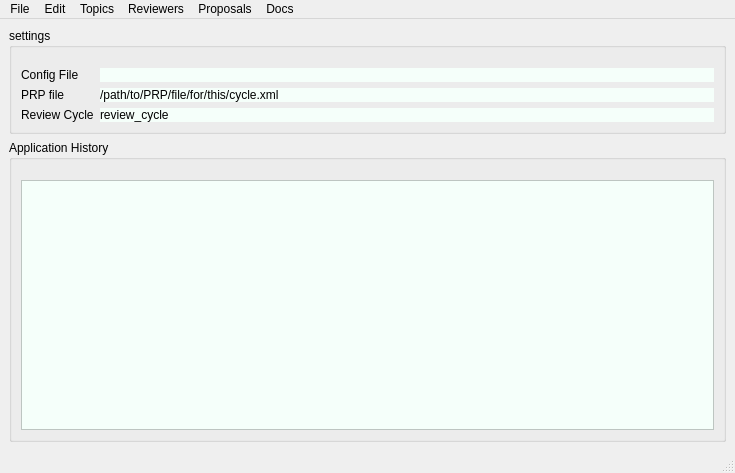
prjemian/assign_gup, file src/Assign_GUP/resources/main_window.ui: the form before one commit.
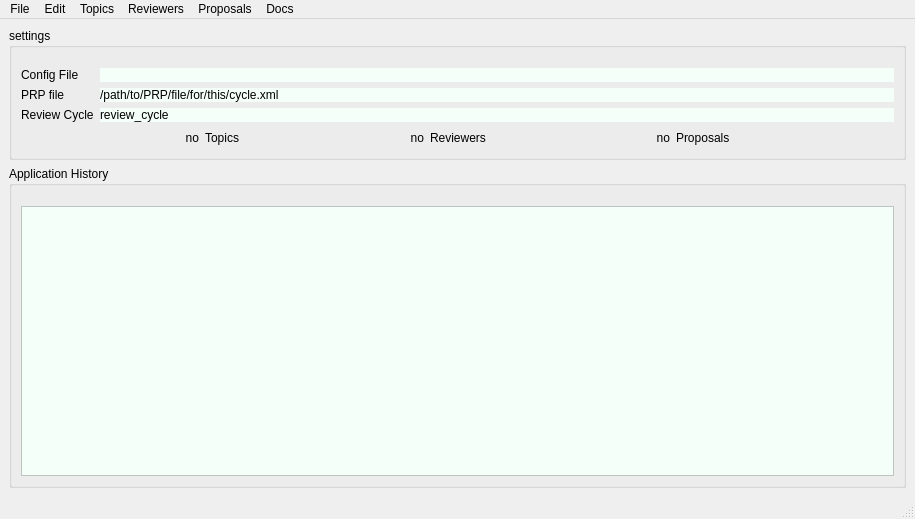
The form after the commit.

Commit message: display numbers of topics, reviewers and proposals in memory

```diff
--- a/src/Assign_GUP/resources/main_window.ui
+++ b/src/Assign_GUP/resources/main_window.ui
@@ -6,8 +6,8 @@
    <rect>
     <x>0</x>
     <y>0</y>
-    <width>735</width>
-    <height>473</height>
+    <width>915</width>
+    <height>519</height>
    </rect>
   </property>
   <property name="windowTitle">
@@ -82,6 +82,113 @@
          </item>
         </layout>
        </item>
+       <item row="1" column="0">
+        <layout class="QHBoxLayout" name="horizontalLayout">
+         <item>
+          <spacer name="horizontalSpacer_3">
+           <property name="orientation">
+            <enum>Qt::Horizontal</enum>
+           </property>
+           <property name="sizeHint" stdset="0">
+            <size>
+             <width>40</width>
+             <height>20</height>
+            </size>
+           </property>
+          </spacer>
+         </item>
+         <item>
+          <widget class="QLabel" name="num_topics">
+           <property name="text">
+            <string>no</string>
+           </property>
+           <property name="alignment">
+            <set>Qt::AlignRight|Qt::AlignTrailing|Qt::AlignVCenter</set>
+           </property>
+          </widget>
+         </item>
+         <item>
+          <widget class="QLabel" name="label_6">
+           <property name="text">
+            <string>Topics</string>
+           </property>
+          </widget>
+         </item>
+         <item>
+          <spacer name="horizontalSpacer_2">
+           <property name="orientation">
+            <enum>Qt::Horizontal</enum>
+           </property>
+           <property name="sizeHint" stdset="0">
+            <size>
+             <width>40</width>
+             <height>20</height>
+            </size>
+           </property>
+          </spacer>
+         </item>
+         <item>
+          <widget class="QLabel" name="num_reviewers">
+           <property name="text">
+            <string>no</string>
+           </property>
+           <property name="alignment">
+            <set>Qt::AlignRight|Qt::AlignTrailing|Qt::AlignVCenter</set>
+           </property>
+          </widget>
+         </item>
+         <item>
+          <widget class="QLabel" name="label_9">
+           <property name="text">
+            <string>Reviewers</string>
+           </property>
+          </widget>
+         </item>
+         <item>
+          <spacer name="horizontalSpacer">
+           <property name="orientation">
+            <enum>Qt::Horizontal</enum>
+           </property>
+           <property name="sizeHint" stdset="0">
+            <size>
+             <width>40</width>
+             <height>20</height>
+            </size>
+           </property>
+          </spacer>
+         </item>
+         <item>
+          <widget class="QLabel" name="num_proposals">
+           <property name="text">
+            <string>no</string>
+           </property>
+           <property name="alignment">
+            <set>Qt::AlignRight|Qt::AlignTrailing|Qt::AlignVCenter</set>
+           </property>
+          </widget>
+         </item>
+         <item>
+          <widget class="QLabel" name="label_4">
+           <property name="text">
+            <string>Proposals</string>
+           </property>
+          </widget>
+         </item>
+         <item>
+          <spacer name="horizontalSpacer_4">
+           <property name="orientation">
+            <enum>Qt::Horizontal</enum>
+           </property>
+           <property name="sizeHint" stdset="0">
+            <size>
+             <width>40</width>
+             <height>20</height>
+            </size>
+           </property>
+          </spacer>
+         </item>
+        </layout>
+       </item>
       </layout>
      </widget>
     </item>
@@ -127,7 +234,7 @@
     <rect>
      <x>0</x>
      <y>0</y>
-     <width>735</width>
+     <width>915</width>
      <height>38</height>
     </rect>
    </property>
```
The commit also changes 1 other file.
